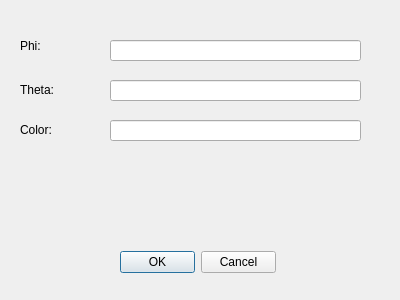
This is TrajectoryPropertiesDialog.ui in lenasidyakina/My_kg_cours as Qt 5 draws it before an edit. The edited form follows.
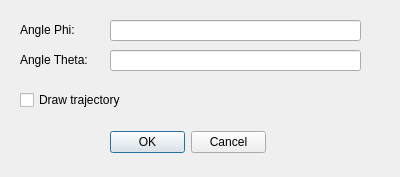
This is the edited form.

Diff of the .ui file:
```diff
--- a/TrajectoryPropertiesDialog.ui
+++ b/TrajectoryPropertiesDialog.ui
@@ -7,7 +7,7 @@
     <x>0</x>
     <y>0</y>
     <width>400</width>
-    <height>300</height>
+    <height>177</height>
    </rect>
   </property>
   <property name="windowTitle">
@@ -17,20 +17,20 @@
    <property name="geometry">
     <rect>
      <x>20</x>
-     <y>80</y>
+     <y>50</y>
      <width>81</width>
      <height>20</height>
     </rect>
    </property>
    <property name="text">
-    <string>Theta:</string>
+    <string>Angle Theta:</string>
    </property>
   </widget>
   <widget class="QLineEdit" name="edtPhi">
    <property name="geometry">
     <rect>
      <x>110</x>
-     <y>40</y>
+     <y>20</y>
      <width>251</width>
      <height>21</height>
     </rect>
@@ -40,53 +40,30 @@
    <property name="geometry">
     <rect>
      <x>110</x>
-     <y>80</y>
+     <y>50</y>
      <width>251</width>
      <height>21</height>
     </rect>
    </property>
   </widget>
-  <widget class="QLabel" name="label_3">
-   <property name="geometry">
-    <rect>
-     <x>20</x>
-     <y>120</y>
-     <width>81</width>
-     <height>20</height>
-    </rect>
-   </property>
-   <property name="text">
-    <string>Color:</string>
-   </property>
-  </widget>
   <widget class="QLabel" name="label">
    <property name="geometry">
     <rect>
      <x>20</x>
-     <y>36</y>
+     <y>20</y>
      <width>81</width>
      <height>20</height>
     </rect>
    </property>
    <property name="text">
-    <string>Phi:</string>
-   </property>
-  </widget>
-  <widget class="QLineEdit" name="edtColor">
-   <property name="geometry">
-    <rect>
-     <x>110</x>
-     <y>120</y>
-     <width>251</width>
-     <height>21</height>
-    </rect>
+    <string>Angle Phi:</string>
    </property>
   </widget>
   <widget class="QDialogButtonBox" name="buttonBox">
    <property name="geometry">
     <rect>
-     <x>120</x>
-     <y>250</y>
+     <x>110</x>
+     <y>130</y>
      <width>156</width>
      <height>24</height>
     </rect>
@@ -95,6 +72,25 @@
     <set>QDialogButtonBox::StandardButton::Cancel|QDialogButtonBox::StandardButton::Ok</set>
    </property>
   </widget>
+  <widget class="QCheckBox" name="checkBox_draw">
+   <property name="enabled">
+    <bool>true</bool>
+   </property>
+   <property name="geometry">
+    <rect>
+     <x>20</x>
+     <y>90</y>
+     <width>111</width>
+     <height>20</height>
+    </rect>
+   </property>
+   <property name="tabletTracking">
+    <bool>false</bool>
+   </property>
+   <property name="text">
+    <string>Draw trajectory</string>
+   </property>
+  </widget>
  </widget>
  <resources/>
  <connections/>
```
Left out of the diff: 2 changed lines with no effect on the pictures.
